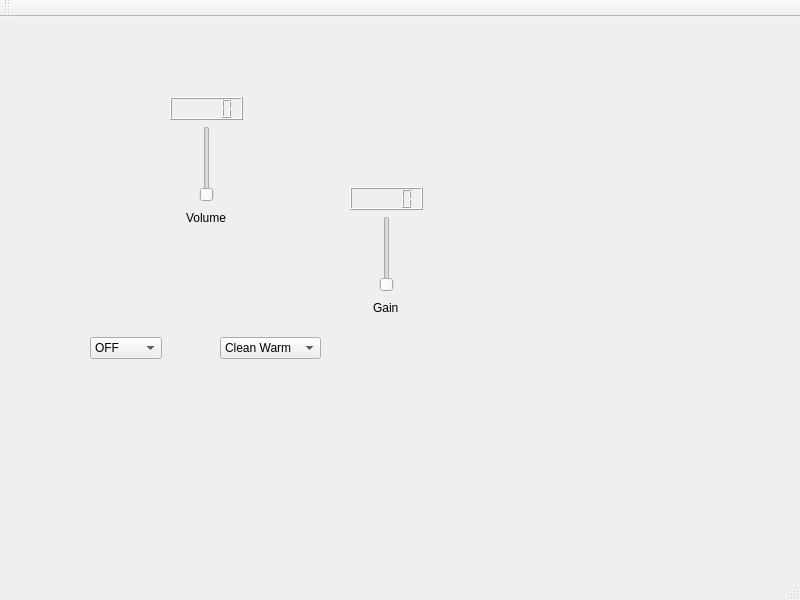
This is outsider.ui in jonathanunderwood/outsider as Qt 5 draws it before an edit. The edited form follows.
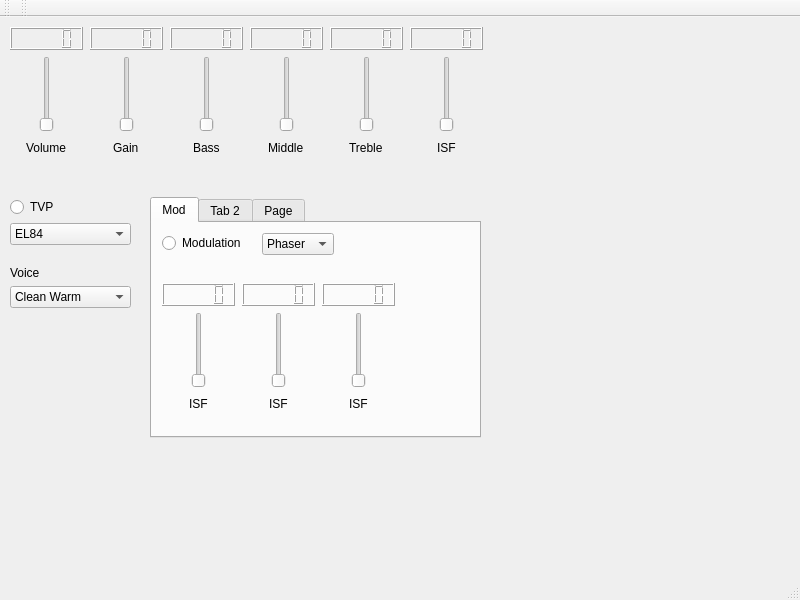
This is the edited form.

Commit message: Lots of work hooking up controls in the GUI

The edit to the form file:
```diff
--- a/outsider.ui
+++ b/outsider.ui
@@ -17,8 +17,8 @@
    <widget class="QWidget" name="layoutWidget">
     <property name="geometry">
      <rect>
-      <x>350</x>
-      <y>170</y>
+      <x>90</x>
+      <y>10</y>
       <width>73</width>
       <height>131</height>
      </rect>
@@ -91,96 +91,11 @@
      </item>
     </layout>
    </widget>
-   <widget class="QComboBox" name="comboBox">
-    <property name="geometry">
-     <rect>
-      <x>90</x>
-      <y>320</y>
-      <width>72</width>
-      <height>22</height>
-     </rect>
-    </property>
-    <item>
-     <property name="text">
-      <string>OFF</string>
-     </property>
-    </item>
-    <item>
-     <property name="text">
-      <string>EL84</string>
-     </property>
-    </item>
-    <item>
-     <property name="text">
-      <string>6V6</string>
-     </property>
-    </item>
-    <item>
-     <property name="text">
-      <string>EL34</string>
-     </property>
-    </item>
-    <item>
-     <property name="text">
-      <string>KT66</string>
-     </property>
-    </item>
-    <item>
-     <property name="text">
-      <string>6L6</string>
-     </property>
-    </item>
-    <item>
-     <property name="text">
-      <string>KT88</string>
-     </property>
-    </item>
-   </widget>
-   <widget class="QComboBox" name="comboBox_2">
-    <property name="geometry">
-     <rect>
-      <x>220</x>
-      <y>320</y>
-      <width>101</width>
-      <height>22</height>
-     </rect>
-    </property>
-    <item>
-     <property name="text">
-      <string>Clean Warm</string>
-     </property>
-    </item>
-    <item>
-     <property name="text">
-      <string>Clean Bright</string>
-     </property>
-    </item>
-    <item>
-     <property name="text">
-      <string>Crunch</string>
-     </property>
-    </item>
-    <item>
-     <property name="text">
-      <string>Super Crunch</string>
-     </property>
-    </item>
-    <item>
-     <property name="text">
-      <string>OD1</string>
-     </property>
-    </item>
-    <item>
-     <property name="text">
-      <string>OD2</string>
-     </property>
-    </item>
-   </widget>
    <widget class="QWidget" name="layoutWidget">
     <property name="geometry">
      <rect>
-      <x>170</x>
-      <y>80</y>
+      <x>10</x>
+      <y>10</y>
       <width>73</width>
       <height>131</height>
      </rect>
@@ -253,6 +168,734 @@
      </item>
     </layout>
    </widget>
+   <widget class="QWidget" name="layoutWidget_2">
+    <property name="geometry">
+     <rect>
+      <x>170</x>
+      <y>10</y>
+      <width>73</width>
+      <height>131</height>
+     </rect>
+    </property>
+    <layout class="QVBoxLayout" name="verticalLayout_4">
+     <item>
+      <layout class="QHBoxLayout" name="horizontalLayout_11">
+       <item>
+        <widget class="QLCDNumber" name="bassLcdNumber">
+         <property name="maximumSize">
+          <size>
+           <width>16777215</width>
+           <height>16777215</height>
+          </size>
+         </property>
+        </widget>
+       </item>
+      </layout>
+     </item>
+     <item>
+      <layout class="QHBoxLayout" name="horizontalLayout_12">
+       <item>
+        <widget class="QSlider" name="bassSlider">
+         <property name="maximum">
+          <number>127</number>
+         </property>
+         <property name="orientation">
+          <enum>Qt::Vertical</enum>
+         </property>
+        </widget>
+       </item>
+      </layout>
+     </item>
+     <item>
+      <layout class="QHBoxLayout" name="horizontalLayout_13">
+       <item>
+        <spacer name="horizontalSpacer_5">
+         <property name="orientation">
+          <enum>Qt::Horizontal</enum>
+         </property>
+         <property name="sizeHint" stdset="0">
+          <size>
+           <width>40</width>
+           <height>20</height>
+          </size>
+         </property>
+        </spacer>
+       </item>
+       <item alignment="Qt::AlignHCenter">
+        <widget class="QLabel" name="label_3">
+         <property name="text">
+          <string>Bass</string>
+         </property>
+        </widget>
+       </item>
+       <item>
+        <spacer name="horizontalSpacer_6">
+         <property name="orientation">
+          <enum>Qt::Horizontal</enum>
+         </property>
+         <property name="sizeHint" stdset="0">
+          <size>
+           <width>40</width>
+           <height>20</height>
+          </size>
+         </property>
+        </spacer>
+       </item>
+      </layout>
+     </item>
+    </layout>
+   </widget>
+   <widget class="QWidget" name="layoutWidget_3">
+    <property name="geometry">
+     <rect>
+      <x>250</x>
+      <y>10</y>
+      <width>73</width>
+      <height>131</height>
+     </rect>
+    </property>
+    <layout class="QVBoxLayout" name="verticalLayout_5">
+     <item>
+      <layout class="QHBoxLayout" name="horizontalLayout_14">
+       <item>
+        <widget class="QLCDNumber" name="middleLcdNumber">
+         <property name="maximumSize">
+          <size>
+           <width>16777215</width>
+           <height>16777215</height>
+          </size>
+         </property>
+        </widget>
+       </item>
+      </layout>
+     </item>
+     <item>
+      <layout class="QHBoxLayout" name="horizontalLayout_15">
+       <item>
+        <widget class="QSlider" name="middleSlider">
+         <property name="maximum">
+          <number>127</number>
+         </property>
+         <property name="orientation">
+          <enum>Qt::Vertical</enum>
+         </property>
+        </widget>
+       </item>
+      </layout>
+     </item>
+     <item>
+      <layout class="QHBoxLayout" name="horizontalLayout_16">
+       <item>
+        <spacer name="horizontalSpacer_7">
+         <property name="orientation">
+          <enum>Qt::Horizontal</enum>
+         </property>
+         <property name="sizeHint" stdset="0">
+          <size>
+           <width>40</width>
+           <height>20</height>
+          </size>
+         </property>
+        </spacer>
+       </item>
+       <item alignment="Qt::AlignHCenter">
+        <widget class="QLabel" name="label_4">
+         <property name="text">
+          <string>Middle</string>
+         </property>
+        </widget>
+       </item>
+       <item>
+        <spacer name="horizontalSpacer_8">
+         <property name="orientation">
+          <enum>Qt::Horizontal</enum>
+         </property>
+         <property name="sizeHint" stdset="0">
+          <size>
+           <width>40</width>
+           <height>20</height>
+          </size>
+         </property>
+        </spacer>
+       </item>
+      </layout>
+     </item>
+    </layout>
+   </widget>
+   <widget class="QWidget" name="layoutWidget_4">
+    <property name="geometry">
+     <rect>
+      <x>330</x>
+      <y>10</y>
+      <width>73</width>
+      <height>131</height>
+     </rect>
+    </property>
+    <layout class="QVBoxLayout" name="verticalLayout_7">
+     <item>
+      <layout class="QHBoxLayout" name="horizontalLayout_20">
+       <item>
+        <widget class="QLCDNumber" name="trebleLcdNumber">
+         <property name="maximumSize">
+          <size>
+           <width>16777215</width>
+           <height>16777215</height>
+          </size>
+         </property>
+        </widget>
+       </item>
+      </layout>
+     </item>
+     <item>
+      <layout class="QHBoxLayout" name="horizontalLayout_21">
+       <item>
+        <widget class="QSlider" name="trebleSlider">
+         <property name="maximum">
+          <number>127</number>
+         </property>
+         <property name="orientation">
+          <enum>Qt::Vertical</enum>
+         </property>
+        </widget>
+       </item>
+      </layout>
+     </item>
+     <item>
+      <layout class="QHBoxLayout" name="horizontalLayout_22">
+       <item>
+        <spacer name="horizontalSpacer_11">
+         <property name="orientation">
+          <enum>Qt::Horizontal</enum>
+         </property>
+         <property name="sizeHint" stdset="0">
+          <size>
+           <width>40</width>
+           <height>20</height>
+          </size>
+         </property>
+        </spacer>
+       </item>
+       <item alignment="Qt::AlignHCenter">
+        <widget class="QLabel" name="label_6">
+         <property name="text">
+          <string>Treble</string>
+         </property>
+        </widget>
+       </item>
+       <item>
+        <spacer name="horizontalSpacer_12">
+         <property name="orientation">
+          <enum>Qt::Horizontal</enum>
+         </property>
+         <property name="sizeHint" stdset="0">
+          <size>
+           <width>40</width>
+           <height>20</height>
+          </size>
+         </property>
+        </spacer>
+       </item>
+      </layout>
+     </item>
+    </layout>
+   </widget>
+   <widget class="QWidget" name="layoutWidget_5">
+    <property name="geometry">
+     <rect>
+      <x>410</x>
+      <y>10</y>
+      <width>73</width>
+      <height>131</height>
+     </rect>
+    </property>
+    <layout class="QVBoxLayout" name="verticalLayout_8">
+     <item>
+      <layout class="QHBoxLayout" name="horizontalLayout_23">
+       <item>
+        <widget class="QLCDNumber" name="isfLcdNumber">
+         <property name="maximumSize">
+          <size>
+           <width>16777215</width>
+           <height>16777215</height>
+          </size>
+         </property>
+        </widget>
+       </item>
+      </layout>
+     </item>
+     <item>
+      <layout class="QHBoxLayout" name="horizontalLayout_24">
+       <item>
+        <widget class="QSlider" name="isfSlider">
+         <property name="maximum">
+          <number>127</number>
+         </property>
+         <property name="orientation">
+          <enum>Qt::Vertical</enum>
+         </property>
+        </widget>
+       </item>
+      </layout>
+     </item>
+     <item>
+      <layout class="QHBoxLayout" name="horizontalLayout_25">
+       <item>
+        <spacer name="horizontalSpacer_13">
+         <property name="orientation">
+          <enum>Qt::Horizontal</enum>
+         </property>
+         <property name="sizeHint" stdset="0">
+          <size>
+           <width>40</width>
+           <height>20</height>
+          </size>
+         </property>
+        </spacer>
+       </item>
+       <item alignment="Qt::AlignHCenter">
+        <widget class="QLabel" name="label_7">
+         <property name="text">
+          <string>ISF</string>
+         </property>
+        </widget>
+       </item>
+       <item>
+        <spacer name="horizontalSpacer_14">
+         <property name="orientation">
+          <enum>Qt::Horizontal</enum>
+         </property>
+         <property name="sizeHint" stdset="0">
+          <size>
+           <width>40</width>
+           <height>20</height>
+          </size>
+         </property>
+        </spacer>
+       </item>
+      </layout>
+     </item>
+    </layout>
+   </widget>
+   <widget class="QTabWidget" name="tabWidget">
+    <property name="geometry">
+     <rect>
+      <x>150</x>
+      <y>180</y>
+      <width>331</width>
+      <height>241</height>
+     </rect>
+    </property>
+    <property name="currentIndex">
+     <number>0</number>
+    </property>
+    <widget class="QWidget" name="tab">
+     <attribute name="title">
+      <string>Mod</string>
+     </attribute>
+     <widget class="QRadioButton" name="modRadioButton">
+      <property name="geometry">
+       <rect>
+        <x>10</x>
+        <y>10</y>
+        <width>102</width>
+        <height>20</height>
+       </rect>
+      </property>
+      <property name="text">
+       <string>Modulation</string>
+      </property>
+     </widget>
+     <widget class="QComboBox" name="modComboBox">
+      <property name="geometry">
+       <rect>
+        <x>110</x>
+        <y>10</y>
+        <width>72</width>
+        <height>22</height>
+       </rect>
+      </property>
+      <item>
+       <property name="text">
+        <string>Phaser</string>
+       </property>
+      </item>
+      <item>
+       <property name="text">
+        <string>Flanger</string>
+       </property>
+      </item>
+      <item>
+       <property name="text">
+        <string>Chorus</string>
+       </property>
+      </item>
+      <item>
+       <property name="text">
+        <string>Tremolo</string>
+       </property>
+      </item>
+     </widget>
+     <widget class="QWidget" name="layoutWidget_6">
+      <property name="geometry">
+       <rect>
+        <x>10</x>
+        <y>60</y>
+        <width>73</width>
+        <height>131</height>
+       </rect>
+      </property>
+      <layout class="QVBoxLayout" name="verticalLayout_11">
+       <item>
+        <layout class="QHBoxLayout" name="horizontalLayout_26">
+         <item>
+          <widget class="QLCDNumber" name="isfLcdNumber_2">
+           <property name="maximumSize">
+            <size>
+             <width>16777215</width>
+             <height>16777215</height>
+            </size>
+           </property>
+          </widget>
+         </item>
+        </layout>
+       </item>
+       <item>
+        <layout class="QHBoxLayout" name="horizontalLayout_27">
+         <item>
+          <widget class="QSlider" name="isfSlider_2">
+           <property name="maximum">
+            <number>127</number>
+           </property>
+           <property name="orientation">
+            <enum>Qt::Vertical</enum>
+           </property>
+          </widget>
+         </item>
+        </layout>
+       </item>
+       <item>
+        <layout class="QHBoxLayout" name="horizontalLayout_28">
+         <item>
+          <spacer name="horizontalSpacer_15">
+           <property name="orientation">
+            <enum>Qt::Horizontal</enum>
+           </property>
+           <property name="sizeHint" stdset="0">
+            <size>
+             <width>40</width>
+             <height>20</height>
+            </size>
+           </property>
+          </spacer>
+         </item>
+         <item alignment="Qt::AlignHCenter">
+          <widget class="QLabel" name="label_8">
+           <property name="text">
+            <string>ISF</string>
+           </property>
+          </widget>
+         </item>
+         <item>
+          <spacer name="horizontalSpacer_16">
+           <property name="orientation">
+            <enum>Qt::Horizontal</enum>
+           </property>
+           <property name="sizeHint" stdset="0">
+            <size>
+             <width>40</width>
+             <height>20</height>
+            </size>
+           </property>
+          </spacer>
+         </item>
+        </layout>
+       </item>
+      </layout>
+     </widget>
+     <widget class="QWidget" name="layoutWidget_7">
+      <property name="geometry">
+       <rect>
+        <x>90</x>
+        <y>60</y>
+        <width>73</width>
+        <height>131</height>
+       </rect>
+      </property>
+      <layout class="QVBoxLayout" name="verticalLayout_12">
+       <item>
+        <layout class="QHBoxLayout" name="horizontalLayout_29">
+         <item>
+          <widget class="QLCDNumber" name="isfLcdNumber_3">
+           <property name="maximumSize">
+            <size>
+             <width>16777215</width>
+             <height>16777215</height>
+            </size>
+           </property>
+          </widget>
+         </item>
+        </layout>
+       </item>
+       <item>
+        <layout class="QHBoxLayout" name="horizontalLayout_30">
+         <item>
+          <widget class="QSlider" name="isfSlider_3">
+           <property name="maximum">
+            <number>127</number>
+           </property>
+           <property name="orientation">
+            <enum>Qt::Vertical</enum>
+           </property>
+          </widget>
+         </item>
+        </layout>
+       </item>
+       <item>
+        <layout class="QHBoxLayout" name="horizontalLayout_31">
+         <item>
+          <spacer name="horizontalSpacer_17">
+           <property name="orientation">
+            <enum>Qt::Horizontal</enum>
+           </property>
+           <property name="sizeHint" stdset="0">
+            <size>
+             <width>40</width>
+             <height>20</height>
+            </size>
+           </property>
+          </spacer>
+         </item>
+         <item alignment="Qt::AlignHCenter">
+          <widget class="QLabel" name="label_10">
+           <property name="text">
+            <string>ISF</string>
+           </property>
+          </widget>
+         </item>
+         <item>
+          <spacer name="horizontalSpacer_18">
+           <property name="orientation">
+            <enum>Qt::Horizontal</enum>
+           </property>
+           <property name="sizeHint" stdset="0">
+            <size>
+             <width>40</width>
+             <height>20</height>
+            </size>
+           </property>
+          </spacer>
+         </item>
+        </layout>
+       </item>
+      </layout>
+     </widget>
+     <widget class="QWidget" name="layoutWidget_8">
+      <property name="geometry">
+       <rect>
+        <x>170</x>
+        <y>60</y>
+        <width>73</width>
+        <height>131</height>
+       </rect>
+      </property>
+      <layout class="QVBoxLayout" name="verticalLayout_13">
+       <item>
+        <layout class="QHBoxLayout" name="horizontalLayout_32">
+         <item>
+          <widget class="QLCDNumber" name="isfLcdNumber_4">
+           <property name="maximumSize">
+            <size>
+             <width>16777215</width>
+             <height>16777215</height>
+            </size>
+           </property>
+          </widget>
+         </item>
+        </layout>
+       </item>
+       <item>
+        <layout class="QHBoxLayout" name="horizontalLayout_33">
+         <item>
+          <widget class="QSlider" name="isfSlider_4">
+           <property name="maximum">
+            <number>127</number>
+           </property>
+           <property name="orientation">
+            <enum>Qt::Vertical</enum>
+           </property>
+          </widget>
+         </item>
+        </layout>
+       </item>
+       <item>
+        <layout class="QHBoxLayout" name="horizontalLayout_34">
+         <item>
+          <spacer name="horizontalSpacer_19">
+           <property name="orientation">
+            <enum>Qt::Horizontal</enum>
+           </property>
+           <property name="sizeHint" stdset="0">
+            <size>
+             <width>40</width>
+             <height>20</height>
+            </size>
+           </property>
+          </spacer>
+         </item>
+         <item alignment="Qt::AlignHCenter">
+          <widget class="QLabel" name="label_11">
+           <property name="text">
+            <string>ISF</string>
+           </property>
+          </widget>
+         </item>
+         <item>
+          <spacer name="horizontalSpacer_20">
+           <property name="orientation">
+            <enum>Qt::Horizontal</enum>
+           </property>
+           <property name="sizeHint" stdset="0">
+            <size>
+             <width>40</width>
+             <height>20</height>
+            </size>
+           </property>
+          </spacer>
+         </item>
+        </layout>
+       </item>
+      </layout>
+     </widget>
+    </widget>
+    <widget class="QWidget" name="tab_2">
+     <attribute name="title">
+      <string>Tab 2</string>
+     </attribute>
+    </widget>
+    <widget class="QWidget" name="tab_3">
+     <attribute name="title">
+      <string>Page</string>
+     </attribute>
+    </widget>
+   </widget>
+   <widget class="QWidget" name="verticalLayoutWidget_3">
+    <property name="geometry">
+     <rect>
+      <x>10</x>
+      <y>180</y>
+      <width>121</width>
+      <height>111</height>
+     </rect>
+    </property>
+    <layout class="QVBoxLayout" name="verticalLayout_10">
+     <item>
+      <layout class="QVBoxLayout" name="verticalLayout">
+       <item>
+        <widget class="QRadioButton" name="TVPRadioButton">
+         <property name="text">
+          <string>TVP</string>
+         </property>
+        </widget>
+       </item>
+       <item>
+        <widget class="QComboBox" name="TVPComboBox">
+         <property name="currentIndex">
+          <number>0</number>
+         </property>
+         <item>
+          <property name="text">
+           <string>EL84</string>
+          </property>
+         </item>
+         <item>
+          <property name="text">
+           <string>6V6</string>
+          </property>
+         </item>
+         <item>
+          <property name="text">
+           <string>EL34</string>
+          </property>
+         </item>
+         <item>
+          <property name="text">
+           <string>KT66</string>
+          </property>
+         </item>
+         <item>
+          <property name="text">
+           <string>6L6</string>
+          </property>
+         </item>
+         <item>
+          <property name="text">
+           <string>KT88</string>
+          </property>
+         </item>
+        </widget>
+       </item>
+      </layout>
+     </item>
+     <item>
+      <spacer name="verticalSpacer">
+       <property name="orientation">
+        <enum>Qt::Vertical</enum>
+       </property>
+       <property name="sizeHint" stdset="0">
+        <size>
+         <width>20</width>
+         <height>40</height>
+        </size>
+       </property>
+      </spacer>
+     </item>
+     <item>
+      <layout class="QVBoxLayout" name="verticalLayout_9">
+       <item>
+        <widget class="QLabel" name="label_9">
+         <property name="text">
+          <string>Voice</string>
+         </property>
+        </widget>
+       </item>
+       <item>
+        <widget class="QComboBox" name="voiceComboBox">
+         <item>
+          <property name="text">
+           <string>Clean Warm</string>
+          </property>
+         </item>
+         <item>
+          <property name="text">
+           <string>Clean Bright</string>
+          </property>
+         </item>
+         <item>
+          <property name="text">
+           <string>Crunch</string>
+          </property>
+         </item>
+         <item>
+          <property name="text">
+           <string>Super Crunch</string>
+          </property>
+         </item>
+         <item>
+          <property name="text">
+           <string>OD1</string>
+          </property>
+         </item>
+         <item>
+          <property name="text">
+           <string>OD2</string>
+          </property>
+         </item>
+        </widget>
+       </item>
+      </layout>
+     </item>
+    </layout>
+   </widget>
    <zorder>layoutWidget</zorder>
    <zorder>layoutWidget</zorder>
    <zorder>comboBox</zorder>
@@ -280,6 +923,17 @@
     <bool>false</bool>
    </attribute>
   </widget>
+  <widget class="QToolBar" name="toolBar_2">
+   <property name="windowTitle">
+    <string>toolBar_2</string>
+   </property>
+   <attribute name="toolBarArea">
+    <enum>TopToolBarArea</enum>
+   </attribute>
+   <attribute name="toolBarBreak">
+    <bool>false</bool>
+   </attribute>
+  </widget>
  </widget>
  <resources/>
  <connections>
```
Left out of the diff: 349 changed lines with no effect on the pictures. The commit also changes 1 other file.
